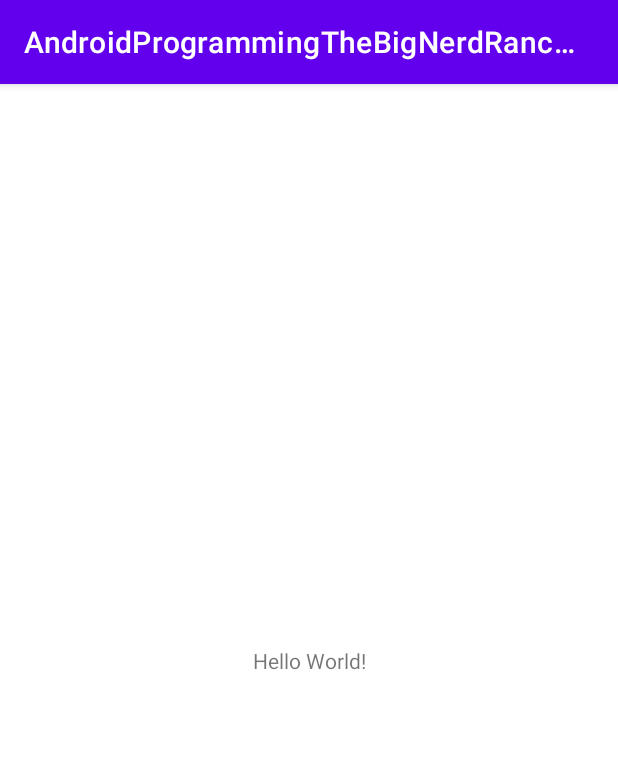
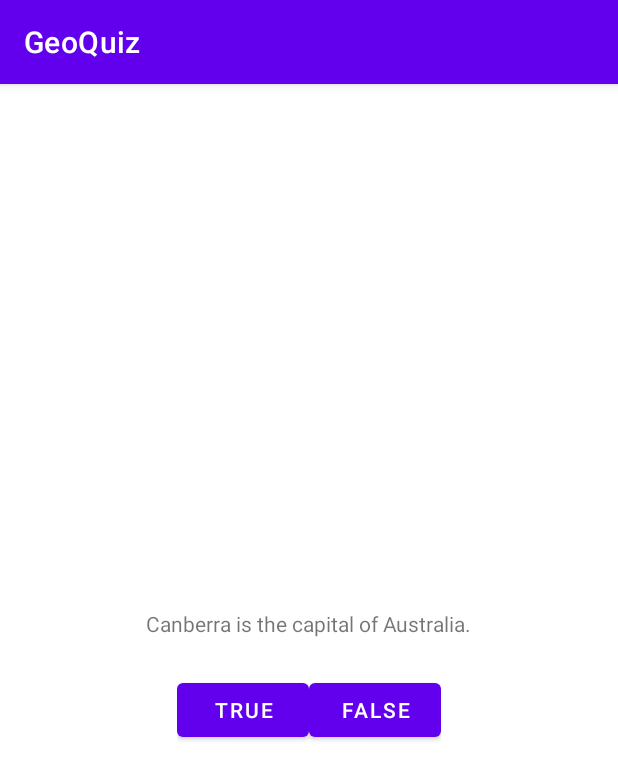
Before and after one commit to tanteichang/AndroidProgrammingTheBigNerdRanchGuide, an Android app: the screen it shows after launch (MainActivity), on a phone screen of 412 x 824 dp. Shown: the top 780 px of the screen. Run offline under Robolectric (Android 15) with nearby library versions, the phone set to English and light mode, and no system bars.

Commit message:
feat(app): 完成第一章

```diff
--- a/app/src/main/java/com/tantei/androidguide/MainActivity.kt
+++ b/app/src/main/java/com/tantei/androidguide/MainActivity.kt
@@ -2,10 +2,28 @@
 
 import androidx.appcompat.app.AppCompatActivity
 import android.os.Bundle
+import android.view.Gravity
+import android.view.View
+import android.widget.Button
+import android.widget.Toast
 
 class MainActivity : AppCompatActivity() {
+
+    private lateinit var trueButton: Button
+    private lateinit var falseButton: Button
+
     override fun onCreate(savedInstanceState: Bundle?) {
         super.onCreate(savedInstanceState)
         setContentView(R.layout.activity_main)
+
+        trueButton = findViewById(R.id.ture_button)
+        falseButton = findViewById(R.id.false_button)
+
+        trueButton.setOnClickListener{ view: View ->
+            Toast.makeText(this, R.string.correct_toast, Toast.LENGTH_SHORT).show();
+        }
+        falseButton.setOnClickListener{ view: View ->
+            Toast.makeText(this, R.string.incorrect_toast, Toast.LENGTH_SHORT).show();
+        }
     }
 }
--- a/app/src/main/res/layout/activity_main.xml
+++ b/app/src/main/res/layout/activity_main.xml
@@ -1,18 +1,27 @@
 <?xml version="1.0" encoding="utf-8"?>
-<androidx.constraintlayout.widget.ConstraintLayout xmlns:android="http://schemas.android.com/apk/res/android"
-    xmlns:app="http://schemas.android.com/apk/res-auto"
-    xmlns:tools="http://schemas.android.com/tools"
+<LinearLayout xmlns:android="http://schemas.android.com/apk/res/android"
     android:layout_width="match_parent"
     android:layout_height="match_parent"
-    tools:context=".MainActivity">
-
+    android:gravity="center"
+    android:orientation="vertical" >
     <TextView
         android:layout_width="wrap_content"
         android:layout_height="wrap_content"
-        android:text="Hello World!"
-        app:layout_constraintBottom_toBottomOf="parent"
-        app:layout_constraintLeft_toLeftOf="parent"
-        app:layout_constraintRight_toRightOf="parent"
-        app:layout_constraintTop_toTopOf="parent" />
-
-</androidx.constraintlayout.widget.ConstraintLayout>
+        android:padding="24dp"
+        android:text="@string/question_text" />
+    <LinearLayout
+        android:layout_width="wrap_content"
+        android:layout_height="wrap_content"
+        android:orientation="horizontal" >
+        <Button
+            android:id="@+id/ture_button"
+            android:layout_width="wrap_content"
+            android:layout_height="wrap_content"
+            android:text="@string/true_button" />
+        <Button
+            android:id="@+id/false_button"
+            android:layout_width="wrap_content"
+            android:layout_height="wrap_content"
+            android:text="@string/false_button" />
+    </LinearLayout>
+</LinearLayout>
--- a/app/src/main/res/values/strings.xml
+++ b/app/src/main/res/values/strings.xml
@@ -1,3 +1,8 @@
 <resources>
-    <string name="app_name">AndroidProgrammingTheBigNerdRanchGuide</string>
+    <string name="app_name">GeoQuiz</string>
+    <string name="question_text">Canberra is the capital of Australia.</string>
+    <string name="true_button">True</string>
+    <string name="false_button">False</string>
+    <string name="correct_toast">Correct!</string>
+    <string name="incorrect_toast">Incorrect!</string>
 </resources>
```
